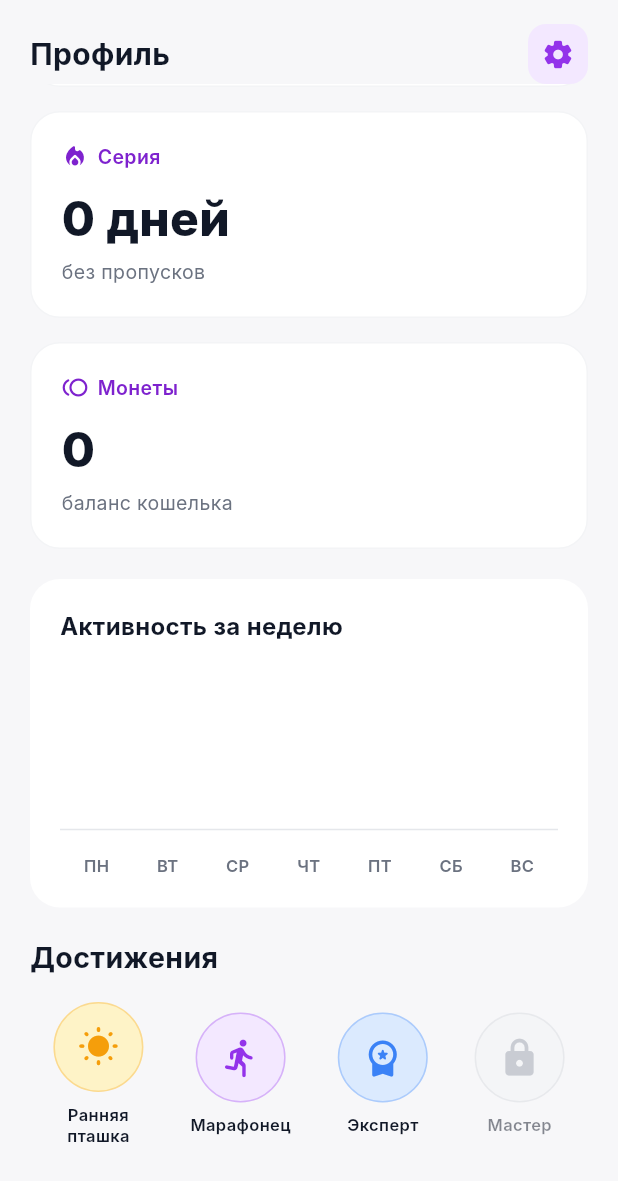
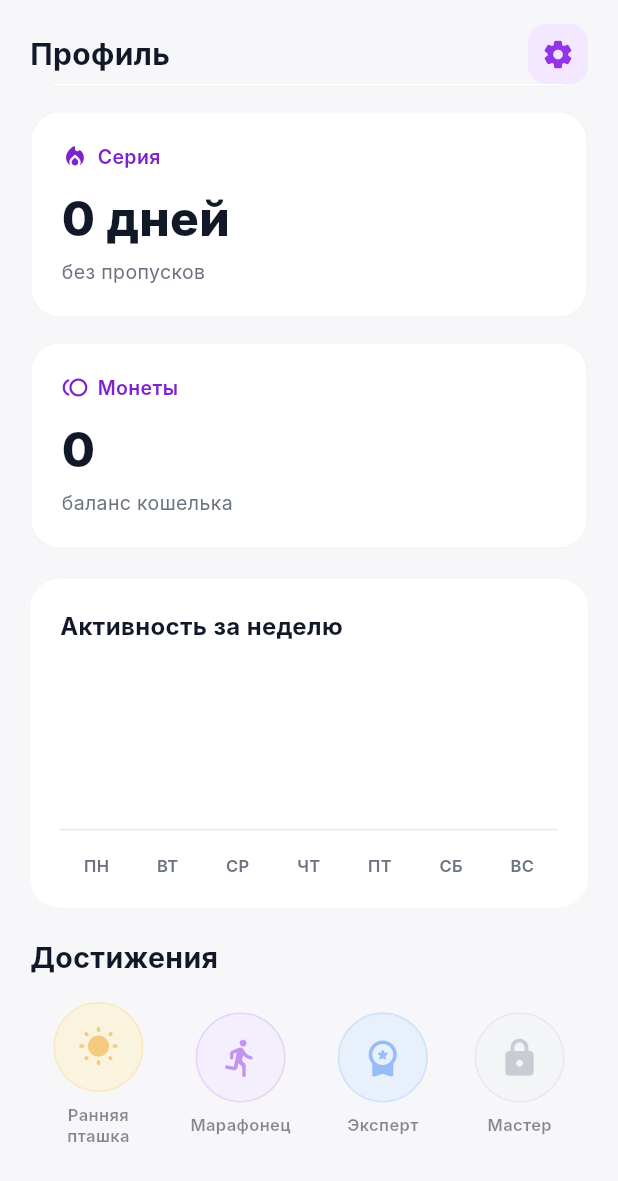
Before and after one commit to vagidq/zhasau-app, a Flutter app: the ProfileScreen screen opened directly, scrolled down 361 dp, on a phone screen of 412 x 824 dp. Shown: the top 1181 px of the screen. Run offline on Flutter 3.47's test engine with Material 3 defaults, Android fonts, the phone set to English and light mode, and no system bars; our stand-ins replace cloud_firestore, firebase_auth, firebase_core, google_sign_in, shared_preferences; missing offline and left inert: googleapis; accounts and stored records are empty; network calls fail; Roboto replaces fonts that are missing (Inter).

Commit message:
feat: звание профиля (уровень, стрик, задачи) и достижения в Firestore
- plannerRankTitle: максимум из шкал задач/уровня/серии; без задач — макс. «Начинающий»
- Каталог достижений, unlockedAchievements и счётчики в users/{uid}
- Разблокировка при завершении задач/привычек и при синке профиля
- Профиль: достижения из БД; комментарий в firestore.rules

Co-authored-by: Cursor <cursoragent@cursor.com>

```diff
--- /dev/null
+++ b/lib/achievements/achievement_catalog.dart
@@ -0,0 +1,96 @@
+import 'package:flutter/material.dart';
+
+import '../models/user_profile.dart';
+import '../theme/app_colors.dart';
+
+/// Стабильные id для поля Firestore `unlockedAchievements`.
+class AchievementIds {
+  AchievementIds._();
+
+  static const earlyBird = 'early_bird';
+  static const weekStreak = 'week_streak';
+  static const level10 = 'level_10';
+  static const priorityMaster = 'priority_master';
+}
+
+class AchievementItem {
+  final String id;
+  final IconData icon;
+  /// Короткая подпись под иконкой (можно с \n).
+  final String label;
+  final String description;
+  final Color color;
+  final Color iconColor;
+
+  const AchievementItem({
+    required this.id,
+    required this.icon,
+    required this.label,
+    required this.description,
+    required this.color,
+    required this.iconColor,
+  });
+}
+
+final List<AchievementItem> kAchievementCatalog = [
+  AchievementItem(
+    id: AchievementIds.earlyBird,
+    icon: Icons.wb_sunny_rounded,
+    label: 'Ранняя\nпташка',
+    description:
+        'Завершить 5 задач или привычек до 9:00 по местному времени (каждое завершение до 9:00 считается).',
+    color: AppColors.warningLight,
+    iconColor: AppColors.warning,
+  ),
+  AchievementItem(
+    id: AchievementIds.weekStreak,
+    icon: Icons.directions_run_rounded,
+    label: 'Марафонец',
+    description: 'Серия 7 дней подряд с отметками о выполнении.',
+    color: AppColors.primaryLight,
+    iconColor: AppColors.primary,
+  ),
+  AchievementItem(
+    id: AchievementIds.level10,
+    icon: Icons.workspace_premium_rounded,
+    label: 'Эксперт',
+    description: 'Достичь 10 уровня (суммарный опыт в профиле).',
+    color: AppColors.blueLight,
+    iconColor: AppColors.blue,
+  ),
+  AchievementItem(
+    id: AchievementIds.priorityMaster,
+    icon: Icons.military_tech_rounded,
+    label: 'Мастер',
+    description: 'Завершить 100 задач целей с тегом «Высокий» приоритет.',
+    color: AppColors.border,
+    iconColor: AppColors.textLight,
+  ),
+];
+
+bool achievementConditionMet(String id, UserProfile profile) {
+  switch (id) {
+    case AchievementIds.earlyBird:
+      return profile.completionsBeforeNine >= 5;
+    case AchievementIds.weekStreak:
+      return profile.streak >= 7;
+    case AchievementIds.level10:
+      return profile.level >= 10;
+    case AchievementIds.priorityMaster:
+      return profile.highPriorityCompletions >= 100;
+    default:
+      return false;
+  }
+}
+
+/// Условие выполнено, но id ещё не в списке разблокированных.
+List<String> newlyUnlockedAchievementIds(UserProfile profile) {
+  final have = profile.unlockedAchievements.toSet();
+  final out = <String>[];
+  for (final item in kAchievementCatalog) {
+    if (!have.contains(item.id) && achievementConditionMet(item.id, profile)) {
+      out.add(item.id);
+    }
+  }
+  return out;
+}
--- a/lib/models/user_profile.dart
+++ b/lib/models/user_profile.dart
@@ -1,3 +1,5 @@
+import 'dart:math' show max;
+
 import 'package:flutter/foundation.dart';
 
 class UserProfile {
@@ -16,6 +18,12 @@ class UserProfile {
   List<int> weeklyActivity;
   List<int> weeklyXp;
   List<int> weeklyCoins;
+  /// Id из [kAchievementCatalog], дублируются в Firestore `unlockedAchievements`.
+  List<String> unlockedAchievements;
+  /// Завершения задач целей с тегом «высокий» приоритет (для достижения «Мастер»).
+  int highPriorityCompletions;
+  /// Сколько раз отметили выполнение до 9:00 местного времени (задачи и привычки).
+  int completionsBeforeNine;
 
   UserProfile({
     required this.id,
@@ -30,9 +38,13 @@ class UserProfile {
     List<int>? weeklyActivity,
     List<int>? weeklyXp,
     List<int>? weeklyCoins,
+    List<String>? unlockedAchievements,
+    this.highPriorityCompletions = 0,
+    this.completionsBeforeNine = 0,
   }) : weeklyActivity = weeklyActivity ?? List.filled(7, 0),
        weeklyXp = weeklyXp ?? List.filled(7, 0),
-       weeklyCoins = weeklyCoins ?? List.filled(7, 0);
+       weeklyCoins = weeklyCoins ?? List.filled(7, 0),
+       unlockedAchievements = List<String>.from(unlockedAchievements ?? []);
 
   // Calculate current level based on XP
   int calculateLevel(int totalXp) {
@@ -99,6 +111,63 @@ class UserProfile {
     return xpPerLevel - (xp % xpPerLevel);
   }
 
+  /// Звание в профиле по данным из БД: [completedTasks], [level], [streak].
+  ///
+  /// Берётся **наивысший** ранг из трёх шкал (кто больше натянул — тот ранг и показываем).
+  /// Пока нет ни одного завершённого дела ([completedTasks] == 0), ранг не выше
+  /// «Начинающий» (даже при странном уровне в данных), без «Опытный» из ниоткуда.
+  String get plannerRankTitle {
+    int tierTasks(int t) {
+      if (t <= 0) return 0;
+      if (t < 10) return 1;
+      if (t < 50) return 2;
+      if (t < 150) return 3;
+      return 4;
+    }
+
+    int tierLevel(int l) {
+      if (l <= 1) return 0;
+      if (l == 2) return 1;
+      if (l <= 4) return 2;
+      if (l <= 9) return 3;
+      return 4;
+    }
+
+    /// Дни подряд с отметками (серия).
+    int tierStreak(int s) {
+      if (s <= 0) return 0;
+      if (s < 7) return 1;
+      if (s < 14) return 2;
+      if (s < 30) return 3;
+      return 4;
+    }
+
+    final tt = tierTasks(completedTasks);
+    final tl = tierLevel(level);
+    final ts = tierStreak(streak);
+    final raw = max(tt, max(tl, ts));
+
+    final int tier;
+    if (completedTasks == 0) {
+      tier = raw.clamp(0, 1);
+    } else {
+      tier = raw;
+    }
+
+    switch (tier) {
+      case 0:
+        return 'Новичок';
+      case 1:
+        return 'Начинающий планировщик';
+      case 2:
+        return 'Активный планировщик';
+      case 3:
+        return 'Опытный планировщик';
+      default:
+        return 'Мастер планирования';
+    }
+  }
+
   // Create copy with updates
   UserProfile copyWith({
     String? name,
@@ -112,6 +181,9 @@ class UserProfile {
     List<int>? weeklyActivity,
     List<int>? weeklyXp,
     List<int>? weeklyCoins,
+    List<String>? unlockedAchievements,
+    int? highPriorityCompletions,
+    int? completionsBeforeNine,
   }) {
     return UserProfile(
       id: id,
@@ -126,6 +198,11 @@ class UserProfile {
       weeklyActivity: weeklyActivity ?? List.of(this.weeklyActivity),
       weeklyXp: weeklyXp ?? List.of(this.weeklyXp),
       weeklyCoins: weeklyCoins ?? List.of(this.weeklyCoins),
+      unlockedAchievements: unlockedAchievements ?? List.of(this.unlockedAchievements),
+      highPriorityCompletions:
+          highPriorityCompletions ?? this.highPriorityCompletions,
+      completionsBeforeNine:
+          completionsBeforeNine ?? this.completionsBeforeNine,
     );
   }
 }
--- a/lib/screens/profile_screen.dart
+++ b/lib/screens/profile_screen.dart
@@ -1,4 +1,5 @@
 import 'package:flutter/material.dart';
+import '../achievements/achievement_catalog.dart';
 import '../theme/app_colors.dart';
 import '../models/app_store.dart';
 import 'settings_screen.dart';
@@ -39,36 +40,31 @@ class _ProfileScreenState extends State<ProfileScreen> {
       if (maxActivity == 0) return 0.0;
       return activity[i] / maxActivity;
     });
-    final achievements = [
-      _Achievement(
-          icon: Icons.wb_sunny_rounded,
-          label: 'Ранняя\nпташка',
-          description: 'Выполнить 5 задач до 9:00 утра',
-          color: AppColors.warningLight,
-          iconColor: AppColors.warning,
-          locked: false),
-      _Achievement(
-          icon: Icons.directions_run_rounded,
-          label: 'Марафонец',
-          description: 'Поддерживать серию 7 дней подряд',
-          color: AppColors.primaryLight,
-          iconColor: AppColors.primary,
-          locked: false),
-      _Achievement(
-          icon: Icons.workspace_premium_rounded,
-          label: 'Эксперт',
-          description: 'Достигнуть 10 уровня пользователя',
-          color: AppColors.blueLight,
-          iconColor: AppColors.blue,
-          locked: false),
-      _Achievement(
-          icon: Icons.lock_rounded,
-          label: 'Мастер',
-          description: 'Завершить 100 задач с высоким приоритетом',
-          color: AppColors.border,
-          iconColor: AppColors.textLight,
-          locked: true),
-    ];
+    final unlocked = user.unlockedAchievements.toSet();
+    final achievements = kAchievementCatalog
+        .map(
+          (def) {
+            final isUnlocked = unlocked.contains(def.id);
+            var color = def.color;
+            var iconColor = def.iconColor;
+            if (def.id == AchievementIds.priorityMaster && isUnlocked) {
+              color = AppColors.warningLight;
+              iconColor = AppColors.warning;
+            }
+            return _Achievement(
+            icon: !isUnlocked &&
+                    def.id == AchievementIds.priorityMaster
+                ? Icons.lock_rounded
+                : def.icon,
+            label: def.label,
+            description: def.description,
+            color: color,
+            iconColor: iconColor,
+            locked: !isUnlocked,
+          );
+          },
+        )
+        .toList();
 
     return Scaffold(
       backgroundColor: AppColors.bgMain,
@@ -184,7 +180,8 @@ class _ProfileScreenState extends State<ProfileScreen> {
                       ),
                     ),
                     const SizedBox(height: 4),
-                    Text('Опытный планировщик',
+                    Text(
+                      user.plannerRankTitle,
                       style: TextStyle(
                         color: AppColors.primaryDark,
                         fontWeight: FontWeight.w500,
--- a/lib/services/user_service.dart
+++ b/lib/services/user_service.dart
@@ -195,6 +195,9 @@ class UserService {
       'completedTasks': 0,
       'streak': 0,
       'lastTaskCompletedDate': null,
+      'unlockedAchievements': <String>[],
+      'highPriorityCompletions': 0,
+      'completionsBeforeNine': 0,
     });
   }
 
```
Also changed, not shown: lib/models/app_store.dart (+52 -0 lines), 1 other file.
